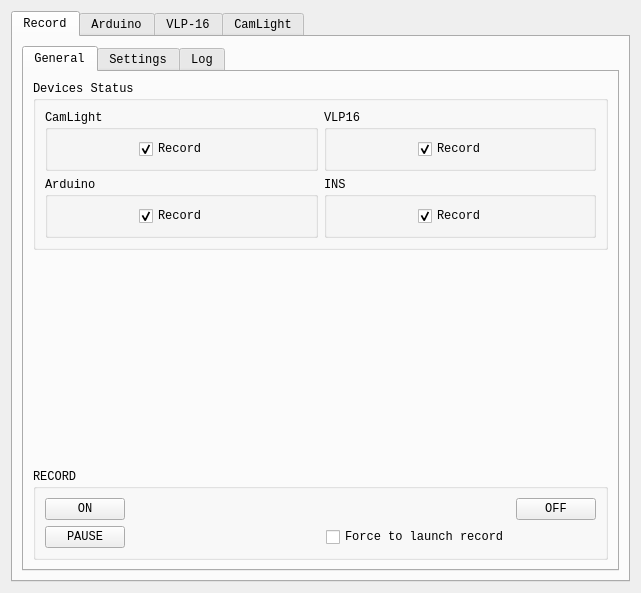
The window that resource/LI3DSPlugin.ui (yoyonel/li3ds-ros_rqt) describes before a commit, drawn with Qt 5.
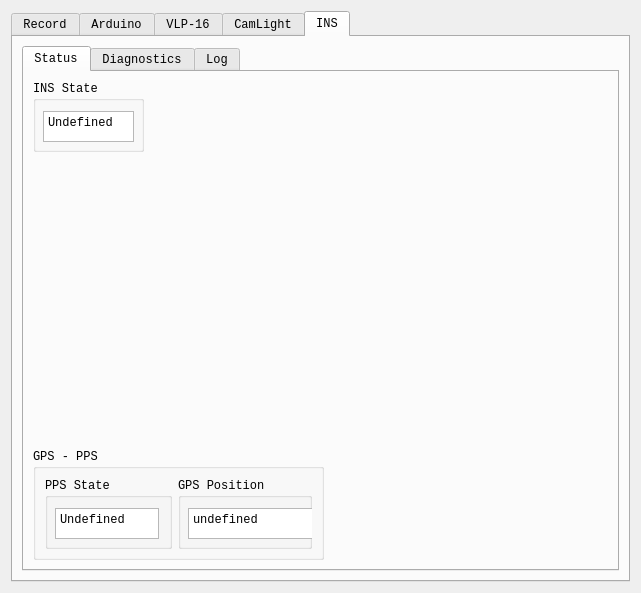
The same window after the commit. Icons and pictures are not drawn.

Commit message: Gros travail de refactoring sur le plugin. Séparation des fonctionnalités: GUI, Devices, Process, etc ... Mise en place de modules pour: les devices -> INS, CamLight, VLP-16, Arduino, pour l'enregistrement -> tab record et gestion de l'enregistrement via rosbag. Il reste du travail à faire en particulier sur la gestion des séquences d'enregistrement. Il faudriat mettre en place une StateMachine par thread pour obtenir une synchronisation/séquencage non blocant du plugin.

Patch:
```diff
--- a/resource/LI3DSPlugin.ui
+++ b/resource/LI3DSPlugin.ui
@@ -60,7 +60,7 @@
         <enum>QTabWidget::Rounded</enum>
        </property>
        <property name="currentIndex">
-        <number>0</number>
+        <number>4</number>
        </property>
        <property name="iconSize">
         <size>
@@ -2060,6 +2060,322 @@
          </item>
         </layout>
        </widget>
+       <widget class="QWidget" name="tab_9">
+        <attribute name="icon">
+         <iconset>
+          <normaloff>Ellipse-N.png</normaloff>Ellipse-N.png</iconset>
+        </attribute>
+        <attribute name="title">
+         <string>INS</string>
+        </attribute>
+        <layout class="QVBoxLayout" name="verticalLayout_2">
+         <item>
+          <widget class="QTabWidget" name="tabWidget_ins">
+           <property name="sizePolicy">
+            <sizepolicy hsizetype="Expanding" vsizetype="Expanding">
+             <horstretch>0</horstretch>
+             <verstretch>0</verstretch>
+            </sizepolicy>
+           </property>
+           <property name="minimumSize">
+            <size>
+             <width>411</width>
+             <height>351</height>
+            </size>
+           </property>
+           <property name="currentIndex">
+            <number>0</number>
+           </property>
+           <widget class="QWidget" name="tab_Status_2">
+            <attribute name="title">
+             <string>Status</string>
+            </attribute>
+            <layout class="QGridLayout" name="gridLayout_32">
+             <item row="0" column="0">
+              <layout class="QVBoxLayout" name="verticalLayout">
+               <item>
+                <widget class="QGroupBox" name="groupBox_9">
+                 <property name="sizePolicy">
+                  <sizepolicy hsizetype="Minimum" vsizetype="Fixed">
+                   <horstretch>0</horstretch>
+                   <verstretch>0</verstretch>
+                  </sizepolicy>
+                 </property>
+                 <property name="minimumSize">
+                  <size>
+                   <width>111</width>
+                   <height>71</height>
+                  </size>
+                 </property>
+                 <property name="maximumSize">
+                  <size>
+                   <width>111</width>
+                   <height>71</height>
+                  </size>
+                 </property>
+                 <property name="title">
+                  <string>INS State</string>
+                 </property>
+                 <widget class="QTextEdit" name="textEdit_ins_state">
+                  <property name="enabled">
+                   <bool>true</bool>
+                  </property>
+                  <property name="geometry">
+                   <rect>
+                    <x>10</x>
+                    <y>30</y>
+                    <width>91</width>
+                    <height>31</height>
+                   </rect>
+                  </property>
+                  <property name="sizePolicy">
+                   <sizepolicy hsizetype="Fixed" vsizetype="Fixed">
+                    <horstretch>0</horstretch>
+                    <verstretch>0</verstretch>
+                   </sizepolicy>
+                  </property>
+                  <property name="readOnly">
+                   <bool>true</bool>
+                  </property>
+                  <property name="html">
+                   <string>&lt;!DOCTYPE HTML PUBLIC &quot;-//W3C//DTD HTML 4.0//EN&quot; &quot;http://www.w3.org/TR/REC-html40/strict.dtd&quot;&gt;
+&lt;html&gt;&lt;head&gt;&lt;meta name=&quot;qrichtext&quot; content=&quot;1&quot; /&gt;&lt;style type=&quot;text/css&quot;&gt;
+p, li { white-space: pre-wrap; }
+&lt;/style&gt;&lt;/head&gt;&lt;body style=&quot; font-family:'Sans Serif'; font-size:9pt; font-weight:400; font-style:normal;&quot;&gt;
+&lt;p style=&quot; margin-top:0px; margin-bottom:0px; margin-left:0px; margin-right:0px; -qt-block-indent:0; text-indent:0px;&quot;&gt;Undefined&lt;/p&gt;&lt;/body&gt;&lt;/html&gt;</string>
+                  </property>
+                 </widget>
+                </widget>
+               </item>
+               <item>
+                <spacer name="verticalSpacer">
+                 <property name="orientation">
+                  <enum>Qt::Vertical</enum>
+                 </property>
+                 <property name="sizeHint" stdset="0">
+                  <size>
+                   <width>20</width>
+                   <height>40</height>
+                  </size>
+                 </property>
+                </spacer>
+               </item>
+              </layout>
+             </item>
+             <item row="1" column="0">
+              <layout class="QHBoxLayout" name="horizontalLayout_12">
+               <item>
+                <widget class="QGroupBox" name="groupBox_GPS_PPS_2">
+                 <property name="sizePolicy">
+                  <sizepolicy hsizetype="Expanding" vsizetype="Fixed">
+                   <horstretch>0</horstretch>
+                   <verstretch>0</verstretch>
+                  </sizepolicy>
+                 </property>
+                 <property name="minimumSize">
+                  <size>
+                   <width>291</width>
+                   <height>111</height>
+                  </size>
+                 </property>
+                 <property name="maximumSize">
+                  <size>
+                   <width>350</width>
+                   <height>111</height>
+                  </size>
+                 </property>
+                 <property name="title">
+                  <string>GPS - PPS</string>
+                 </property>
+                 <layout class="QFormLayout" name="formLayout_7">
+                  <property name="fieldGrowthPolicy">
+                   <enum>QFormLayout::AllNonFixedFieldsGrow</enum>
+                  </property>
+                  <item row="0" column="0">
+                   <widget class="QGroupBox" name="groupBox_PPS_State_2">
+                    <property name="sizePolicy">
+                     <sizepolicy hsizetype="Fixed" vsizetype="Fixed">
+                      <horstretch>0</horstretch>
+                      <verstretch>0</verstretch>
+                     </sizepolicy>
+                    </property>
+                    <property name="minimumSize">
+                     <size>
+                      <width>127</width>
+                      <height>71</height>
+                     </size>
+                    </property>
+                    <property name="title">
+                     <string>PPS State</string>
+                    </property>
+                    <widget class="QTextEdit" name="textEdit_ins_pps_state">
+                     <property name="enabled">
+                      <bool>true</bool>
+                     </property>
+                     <property name="geometry">
+                      <rect>
+                       <x>10</x>
+                       <y>30</y>
+                       <width>104</width>
+                       <height>31</height>
+                      </rect>
+                     </property>
+                     <property name="sizePolicy">
+                      <sizepolicy hsizetype="Fixed" vsizetype="Fixed">
+                       <horstretch>0</horstretch>
+                       <verstretch>0</verstretch>
+                      </sizepolicy>
+                     </property>
+                     <property name="readOnly">
+                      <bool>true</bool>
+                     </property>
+                     <property name="html">
+                      <string>&lt;!DOCTYPE HTML PUBLIC &quot;-//W3C//DTD HTML 4.0//EN&quot; &quot;http://www.w3.org/TR/REC-html40/strict.dtd&quot;&gt;
+&lt;html&gt;&lt;head&gt;&lt;meta name=&quot;qrichtext&quot; content=&quot;1&quot; /&gt;&lt;style type=&quot;text/css&quot;&gt;
+p, li { white-space: pre-wrap; }
+&lt;/style&gt;&lt;/head&gt;&lt;body style=&quot; font-family:'Sans Serif'; font-size:9pt; font-weight:400; font-style:normal;&quot;&gt;
+&lt;p style=&quot; margin-top:0px; margin-bottom:0px; margin-left:0px; margin-right:0px; -qt-block-indent:0; text-indent:0px;&quot;&gt;Undefined&lt;/p&gt;&lt;/body&gt;&lt;/html&gt;</string>
+                     </property>
+                    </widget>
+                   </widget>
+                  </item>
+                  <item row="0" column="1">
+                   <widget class="QGroupBox" name="groupBox_GPS_Position_2">
+                    <property name="sizePolicy">
+                     <sizepolicy hsizetype="Expanding" vsizetype="Fixed">
+                      <horstretch>0</horstretch>
+                      <verstretch>0</verstretch>
+                     </sizepolicy>
+                    </property>
+                    <property name="minimumSize">
+                     <size>
+                      <width>121</width>
+                      <height>71</height>
+                     </size>
+                    </property>
+                    <property name="maximumSize">
+                     <size>
+                      <width>550</width>
+                      <height>16777215</height>
+                     </size>
+                    </property>
+                    <property name="title">
+                     <string>GPS Position</string>
+                    </property>
+                    <widget class="QTextEdit" name="textEdit_ins_gps_position">
+                     <property name="enabled">
+                      <bool>true</bool>
+                     </property>
+                     <property name="geometry">
+                      <rect>
+                       <x>10</x>
+                       <y>30</y>
+                       <width>141</width>
+                       <height>31</height>
+                      </rect>
+                     </property>
+                     <property name="sizePolicy">
+                      <sizepolicy hsizetype="Expanding" vsizetype="Fixed">
+                       <horstretch>0</horstretch>
+                       <verstretch>0</verstretch>
+                      </sizepolicy>
+                     </property>
+                     <property name="minimumSize">
+                      <size>
+                       <width>141</width>
+                       <height>0</height>
+                      </size>
+                     </property>
+                     <property name="readOnly">
+                      <bool>true</bool>
+                     </property>
+                     <property name="html">
+                      <string>&lt;!DOCTYPE HTML PUBLIC &quot;-//W3C//DTD HTML 4.0//EN&quot; &quot;http://www.w3.org/TR/REC-html40/strict.dtd&quot;&gt;
+&lt;html&gt;&lt;head&gt;&lt;meta name=&quot;qrichtext&quot; content=&quot;1&quot; /&gt;&lt;style type=&quot;text/css&quot;&gt;
+p, li { white-space: pre-wrap; }
+&lt;/style&gt;&lt;/head&gt;&lt;body style=&quot; font-family:'Sans Serif'; font-size:9pt; font-weight:400; font-style:normal;&quot;&gt;
+&lt;p style=&quot; margin-top:0px; margin-bottom:0px; margin-left:0px; margin-right:0px; -qt-block-indent:0; text-indent:0px;&quot;&gt;undefined&lt;/p&gt;&lt;/body&gt;&lt;/html&gt;</string>
+                     </property>
+                    </widget>
+                   </widget>
+                  </item>
+                 </layout>
+                </widget>
+               </item>
+               <item>
+                <widget class="QLabel" name="label_5">
+                 <property name="sizePolicy">
+                  <sizepolicy hsizetype="Minimum" vsizetype="Minimum">
+                   <horstretch>0</horstretch>
+                   <verstretch>0</verstretch>
+                  </sizepolicy>
+                 </property>
+                 <property name="text">
+                  <string/>
+                 </property>
+                 <property name="pixmap">
+                  <pixmap>appbar.globe.svg</pixmap>
+                 </property>
+                 <property name="scaledContents">
+                  <bool>false</bool>
+                 </property>
+                </widget>
+               </item>
+               <item>
+                <spacer name="horizontalSpacer_2">
+                 <property name="orientation">
+                  <enum>Qt::Horizontal</enum>
+                 </property>
+                 <property name="sizeHint" stdset="0">
+                  <size>
+                   <width>348</width>
+                   <height>20</height>
+                  </size>
+                 </property>
+                </spacer>
+               </item>
+              </layout>
+             </item>
+            </layout>
+            <zorder></zorder>
+            <zorder></zorder>
+           </widget>
+           <widget class="QWidget" name="tab_diag_2">
+            <attribute name="title">
+             <string>Diagnostics</string>
+            </attribute>
+            <layout class="QGridLayout" name="gridLayout_33">
+             <item row="0" column="0">
+              <widget class="QTreeWidget" name="treeWidget_ins_diag">
+               <property name="enabled">
+                <bool>true</bool>
+               </property>
+              </widget>
+             </item>
+            </layout>
+           </widget>
+           <widget class="QWidget" name="tab_12">
+            <attribute name="icon">
+             <iconset>
+              <normaloff>log_2.svg</normaloff>log_2.svg</iconset>
+            </attribute>
+            <attribute name="title">
+             <string>Log</string>
+            </attribute>
+            <layout class="QGridLayout" name="gridLayout_34">
+             <item row="0" column="0">
+              <widget class="QTextEdit" name="textEdit_ins_log">
+               <property name="readOnly">
+                <bool>true</bool>
+               </property>
+              </widget>
+             </item>
+            </layout>
+           </widget>
+          </widget>
+         </item>
+        </layout>
+       </widget>
       </widget>
      </item>
     </layout>
```
Left out of the diff: 10 changed lines with no effect on the pictures. The commit also changes 15 other files.
